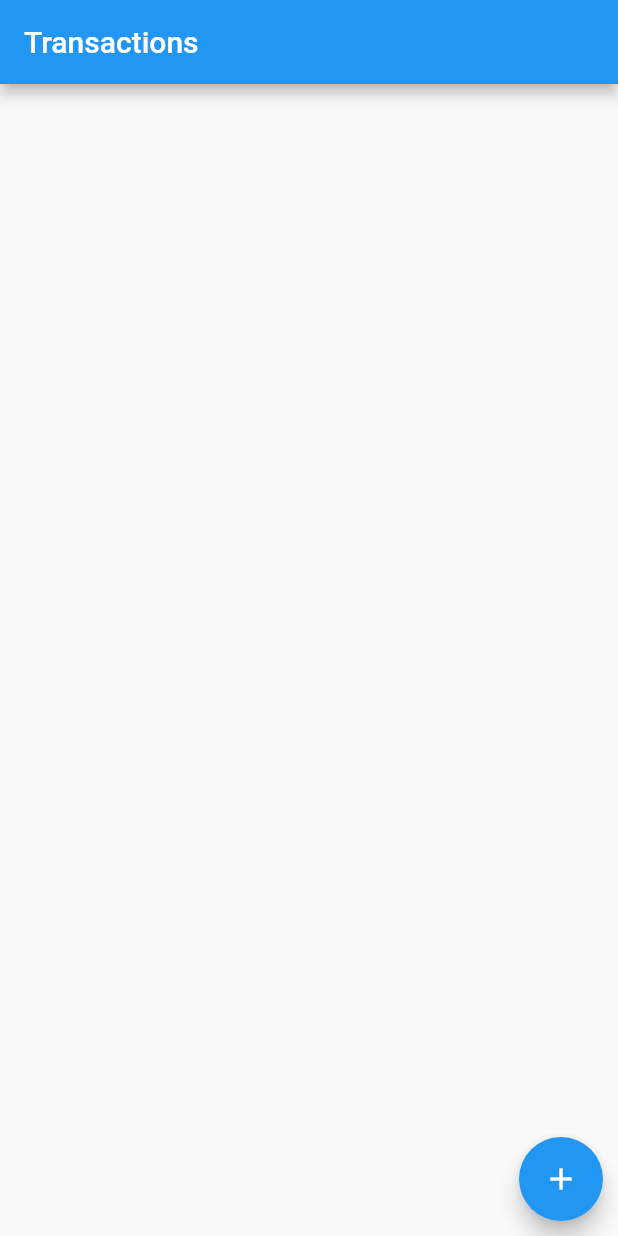
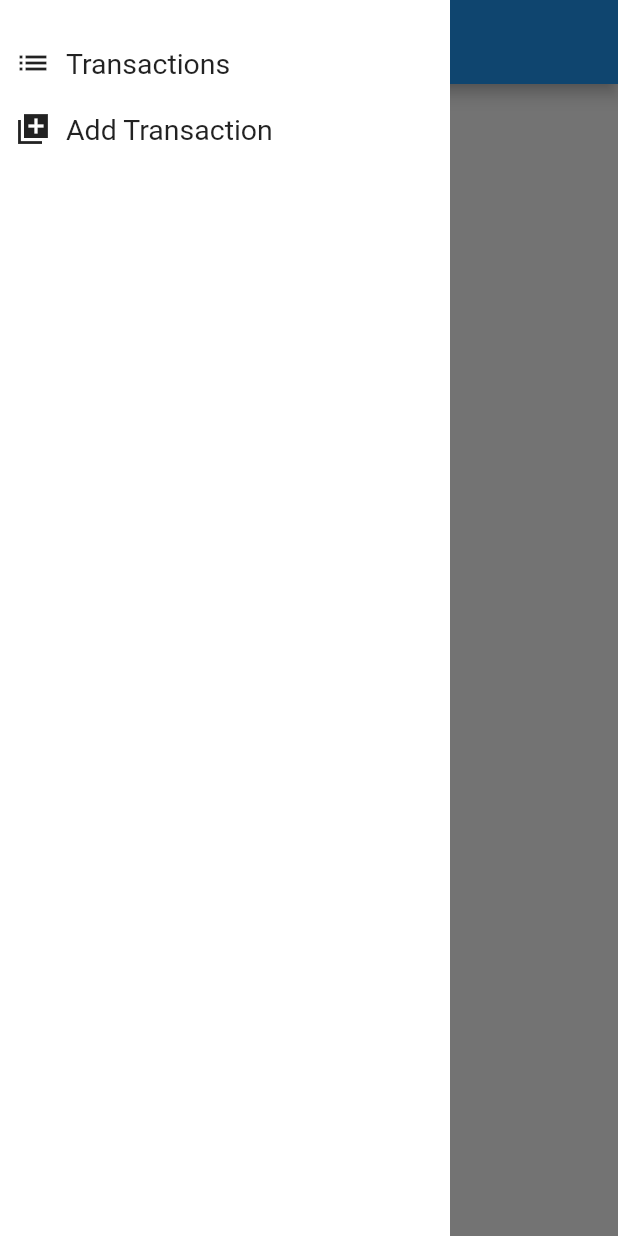
Before and after one commit to hardikgpatel/MoneyManager, a Flutter app: the screen it shows after launch, with the side drawer open (before the commit the screen has no drawer), on a phone screen of 412 x 824 dp. Run offline on Flutter 3.47's test engine with Material 2 defaults, Android fonts, the phone set to English and light mode, and no system bars; our stand-ins replace flutter_hooks, flutter_riverpod, hooks_riverpod.

Commit message:
Added drawer and mc desktop support

```diff
--- a/lib/main.dart
+++ b/lib/main.dart
@@ -1,5 +1,6 @@
 import 'package:MoneyManager/screens/home_screen.dart';
 import 'package:MoneyManager/screens/transaction_list_screen.dart';
+import 'package:MoneyManager/utils/routes.dart';
 import 'package:flutter/material.dart';
 import 'package:flutter_riverpod/flutter_riverpod.dart';
 
@@ -15,7 +16,7 @@ class MoneyManager extends StatelessWidget {
   @override
   Widget build(BuildContext context) {
     return MaterialApp(
-      home: TransactionListScreen(),
+      onGenerateRoute: Routes.generateRoute,
     );
   }
 }
--- a/lib/provider/transaction_provider.dart
+++ b/lib/provider/transaction_provider.dart
@@ -1,3 +1,5 @@
+import 'package:MoneyManager/model/transaction_model.dart';
+import 'package:MoneyManager/model/transaction_model.dart';
 import 'package:MoneyManager/model/transaction_model.dart';
 import 'package:flutter_riverpod/flutter_riverpod.dart';
 
--- /dev/null
+++ b/lib/utils/routes.dart
@@ -0,0 +1,42 @@
+import 'package:MoneyManager/screens/add_transaction_screen.dart';
+import 'package:MoneyManager/screens/home_screen.dart';
+import 'package:MoneyManager/screens/transaction_list_screen.dart';
+import 'package:flutter/material.dart';
+
+class Routes {
+  static Route<dynamic> generateRoute(RouteSettings settings) {
+    switch (settings.name) {
+      case HomeScreen.routeName:
+        return MaterialPageRoute(
+          builder: (context) {
+            return HomeScreen();
+          },
+        );
+
+      case TransactionListScreen.routeName:
+        return MaterialPageRoute(
+          builder: (context) {
+            return TransactionListScreen();
+          },
+        );
+
+      case AddTransactionScreen.routeName:
+        return MaterialPageRoute(
+          builder: (context) {
+            return AddTransactionScreen();
+          },
+        );
+      default:
+        return MaterialPageRoute(
+          builder: (_) => Scaffold(
+            body: Center(
+              child: Text(
+                'No route defined for ${settings.name}',
+              ),
+            ),
+          ),
+        );
+        break;
+    }
+  }
+}
--- /dev/null
+++ b/lib/widget/app_drawer.dart
@@ -0,0 +1,62 @@
+import 'package:MoneyManager/screens/add_transaction_screen.dart';
+import 'package:MoneyManager/screens/transaction_list_screen.dart';
+import 'package:flutter/material.dart';
+import 'package:flutter_hooks/flutter_hooks.dart';
+
+class AppDrawer extends HookWidget {
+  Widget _drawerItem(title, icon, onTap) {
+    return Padding(
+      padding: EdgeInsets.all(10.0),
+      child: GestureDetector(
+        onTap: onTap,
+        child: Row(
+          children: [
+            Icon(icon),
+            SizedBox(width: 10,),
+            Text(
+              title,
+              style: TextStyle(
+                fontSize: 19,
+              ),
+            ),
+          ],
+        ),
+      ),
+    );
+  }
+
+  @override
+  Widget build(BuildContext context) {
+    return Container(
+      width: 300,
+      color: Colors.white,
+      height: double.infinity,
+      padding: EdgeInsets.only(top: MediaQuery.of(context).padding.top + 20),
+      child: Column(
+        crossAxisAlignment: CrossAxisAlignment.start,
+        children: [
+          _drawerItem(
+            'Transactions',
+            Icons.list,
+            () {
+              Navigator.of(context).pop();
+              Navigator.of(context).pushNamed(
+                TransactionListScreen.routeName,
+              );
+            },
+          ),
+          _drawerItem(
+            'Add Transaction',
+            Icons.library_add_sharp,
+            () {
+              Navigator.of(context).pop();
+              Navigator.of(context).pushNamed(
+                AddTransactionScreen.routeName,
+              );
+            },
+          ),
+        ],
+      ),
+    );
+  }
+}
--- a/pubspec.yaml
+++ b/pubspec.yaml
@@ -11,9 +11,8 @@ environment:
 dependencies:
   flutter:
     sdk: flutter
-  flutter_riverpod: ^0.12.4
   flutter_hooks: ^0.16.0
-  hooks_riverpod:
+  hooks_riverpod: ^0.13.1
 
 dev_dependencies:
   flutter_test:
```
Also changed, not shown: lib/screens/add_transaction_screen.dart (added, +87 -0 lines), lib/screens/home_screen.dart (+6 -58 lines), lib/screens/transaction_list_screen.dart (+6 -2 lines), pubspec.lock, 36 other files.
